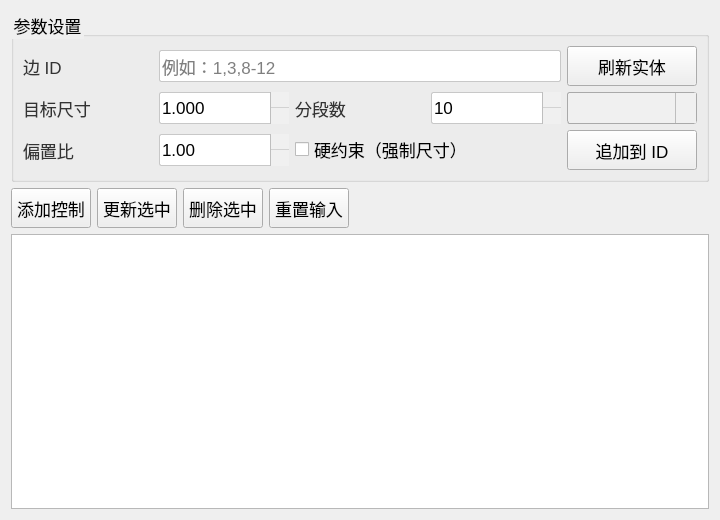
The window that plugins/Base_Mesh/MeshEdgeControlWidget.ui (asd977/base_cae) describes before a commit, drawn with Qt 5.
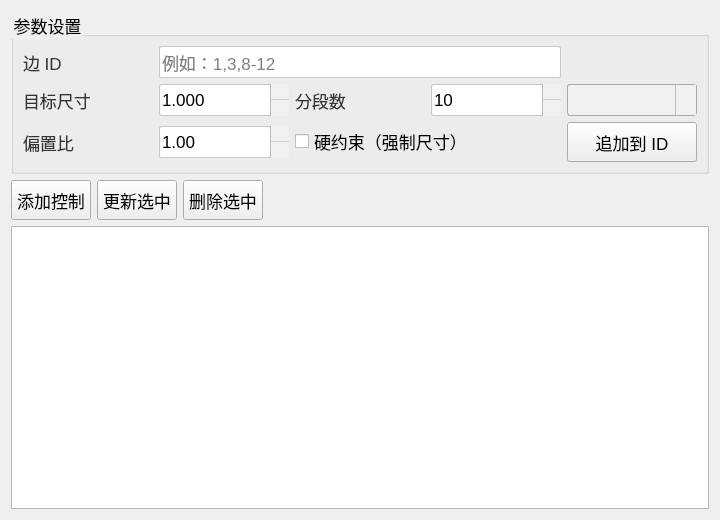
The same window after the commit. Icons and pictures are not drawn. Custom widgets are drawn as their Qt base class.

Commit message: Mesh controls: remove reset/refresh buttons and enforce exclusive entity IDs

What changed in the file:
```diff
--- a/plugins/Base_Mesh/MeshEdgeControlWidget.ui
+++ b/plugins/Base_Mesh/MeshEdgeControlWidget.ui
@@ -132,11 +132,6 @@
         </property>
        </widget>
       </item>
-      <item row="0" column="4">
-       <widget class="QPushButton" name="btnRefreshEntity">
-        <property name="text"><string>刷新实体</string></property>
-       </widget>
-      </item>
       <item row="1" column="4">
        <widget class="CustomComboBox" name="cmbEntity"/>
       </item>
@@ -247,13 +242,6 @@
        </property>
       </widget>
      </item>
-     <item>
-      <widget class="QPushButton" name="btnReset">
-       <property name="text">
-        <string>重置输入</string>
-       </property>
-      </widget>
-     </item>
      <item>
       <spacer name="horizontalSpacer">
        <property name="orientation">
```
The commit also changes 8 other files.
